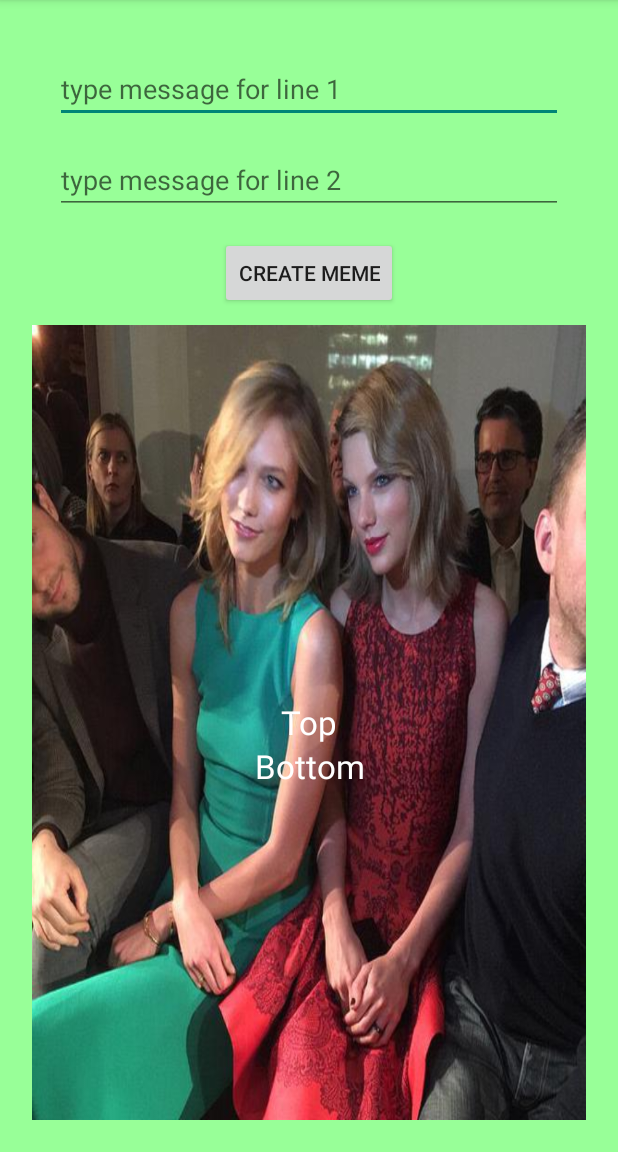
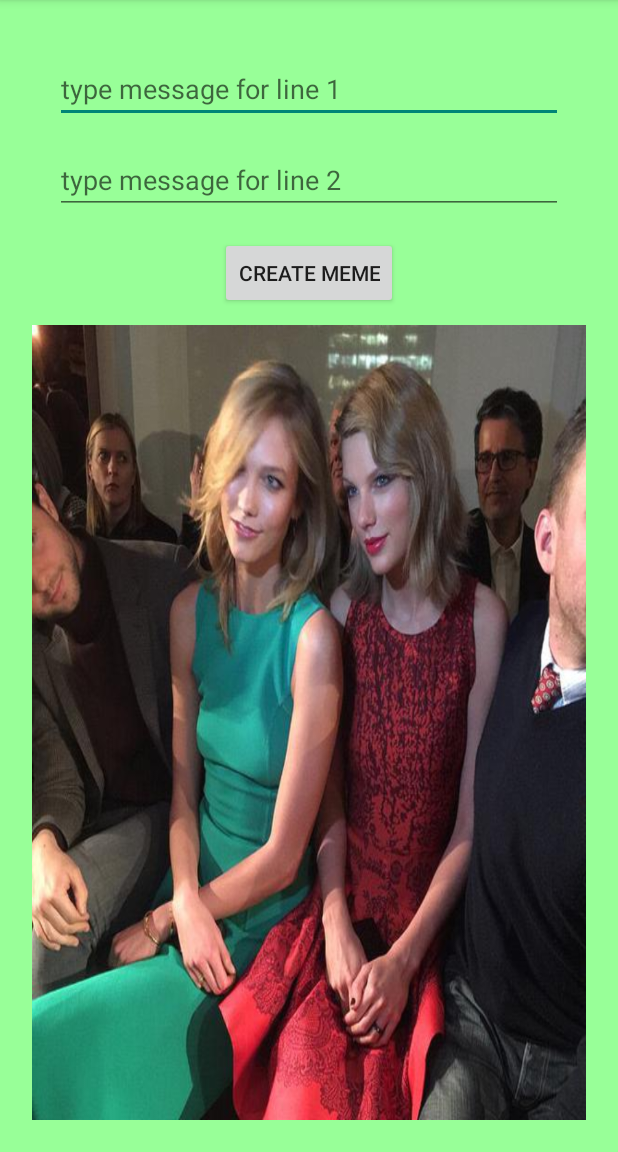
Before and after one commit to natetan/memes, an Android app: the screen it shows after launch (MainActivity), on a phone screen of 412 x 824 dp, the part 84-1236 px from its top. Run offline under Robolectric (Android 15) with nearby library versions, the phone set to English and light mode, and no system bars.

Commit message:
removed default top and bottom text for image

```diff
--- a/app/src/main/res/layout/bottom_image_fragment.xml
+++ b/app/src/main/res/layout/bottom_image_fragment.xml
@@ -8,7 +8,6 @@
         android:layout_width="match_parent"
         android:layout_height="wrap_content"
         android:textAppearance="?android:attr/textAppearanceLarge"
-        android:text="@string/meme_top_text"
         android:id="@+id/topText"
         android:textColor="#fff"
         android:gravity="center_horizontal"
@@ -20,7 +19,6 @@
         android:layout_width="match_parent"
         android:layout_height="wrap_content"
         android:textAppearance="?android:attr/textAppearanceLarge"
-        android:text="@string/meme_bottom_text"
         android:id="@+id/bottomText"
         android:textColor="#fff"
         android:gravity="center_horizontal"
```
